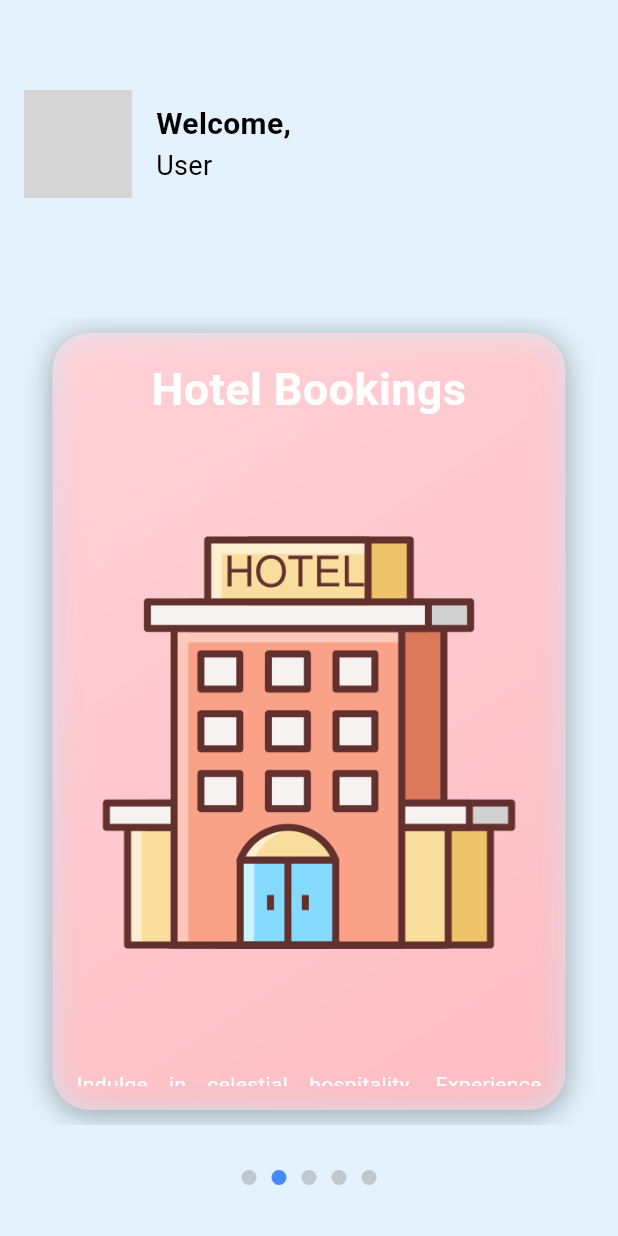
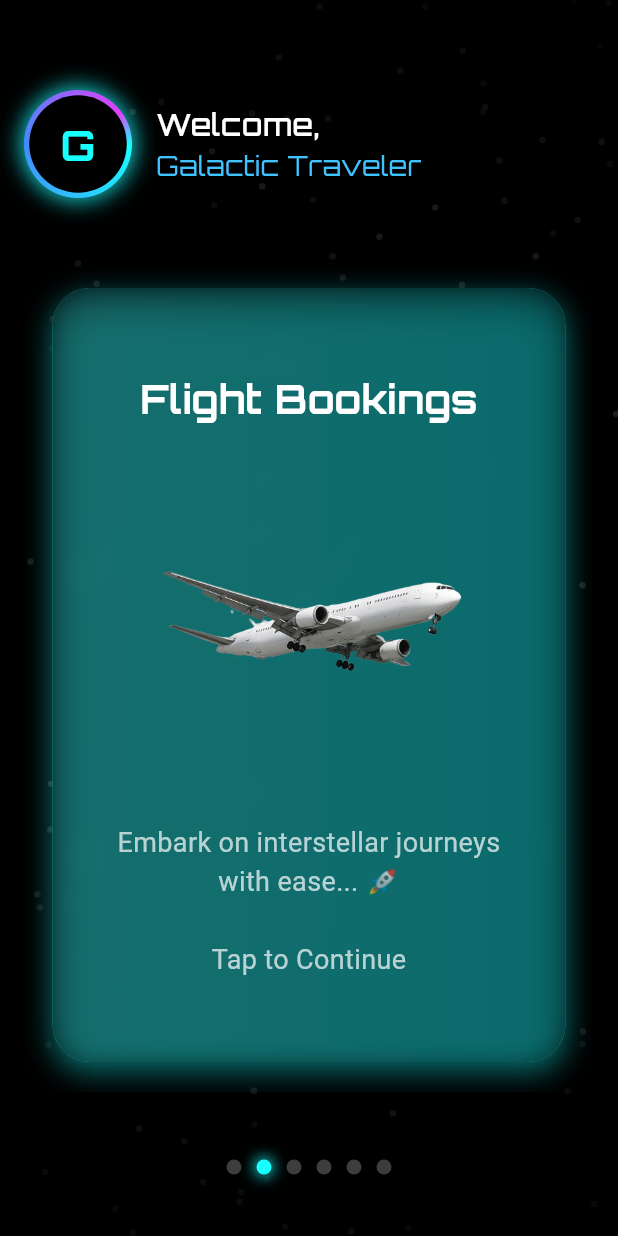
Before and after one commit to InsaneCoder789/Trilingo, a Flutter app: the HomePage screen opened by its route, swiped to page 2, on a phone screen of 412 x 824 dp. Run offline on Flutter 3.47's test engine with Material 3 defaults, Android fonts, the phone set to English and light mode, and no system bars; our stand-ins replace firebase_auth, firebase_core, google_fonts, google_sign_in, image_picker, line_icons and 1 more; accounts and stored records are empty; grey boxes are pictures that could not be loaded.

Commit message:
HomePageUi Upgraded with SpaceThemeUi

```diff
--- a/trilingo/lib/home.dart
+++ b/trilingo/lib/home.dart
@@ -1,7 +1,8 @@
+
 import 'dart:math';
 import 'dart:ui';
-
 import 'package:flutter/material.dart';
+import 'package:google_fonts/google_fonts.dart';
 import 'package:firebase_auth/firebase_auth.dart';
 import 'package:trilingo/home_widgets/chatgpt_chatbot.dart';
 import 'package:trilingo/home_widgets/food_beverages_page.dart';
@@ -12,7 +13,6 @@ import 'package:trilingo/home_widgets/language_translator_page.dart';
 
 class HomePage extends StatefulWidget {
   final User? user;
-
   HomePage({this.user});
 
   @override
@@ -25,43 +25,39 @@ class _HomePageState extends State<HomePage> {
 
   final List<_CardData> cards = [
     _CardData(
+      imagePath: 'assets/images/welcome_image.png',
+      title: 'Trilingo',
+      description: 'Explore Flights, Hotels, Food, Languages, and our AI Chatbot in one galactic app! 🌌\n\n Slide to Continue ➟ ',
+      targetPage: const SizedBox.shrink(),
+    ),
+    _CardData(
       imagePath: 'assets/images/flight_booking.png',
       title: 'Flight Bookings',
-      description:
-          'Embark on interstellar journeys with ease. Discover the universe through hassle-free flight bookings, making your cosmic voyages seamless and delightful.',
-      backgroundColors: [Color(0xFFFFE0B2), Color(0xFFFFD699)],
+      description: 'Embark on interstellar journeys with ease... 🚀\n\nTap to Continue',
       targetPage: FlightBookingsPage(),
     ),
     _CardData(
       imagePath: 'assets/images/hotel_booking.png',
       title: 'Hotel Bookings',
-      description:
-          'Indulge in celestial hospitality. Experience luxury and comfort at our cosmic hotels, where you can relax and unwind while exploring the wonders of the universe.',
-      backgroundColors: [Color(0xFFFFCCD2), Color(0xFFFFB5BD)],
+      description: 'Indulge in celestial hospitality... 🛸\n\nTap to Continue',
       targetPage: HotelBookingsPage(),
+    ),
+    _CardData(
+      imagePath: 'assets/images/food_beverages.png',
+      title: 'Food and Beverages',
+      description: 'Savor exotic cosmic delicacies... 🍽️\n\nTap to Continue',
+      targetPage: FoodBeveragesPage(),
     ),
     _CardData(
       imagePath: 'assets/images/language_translator.png',
       title: 'Language Translator',
-      description:
-          'Break down language barriers across galaxies. Communicate effortlessly with beings from different star systems using our advanced language translation technology.',
-      backgroundColors: [Color(0xFFD4E6FF), Color(0xFFAEC7FF)],
+      description: 'Break down language barriers across galaxies... 🌌\n\nTap to Continue',
       targetPage: LanguageTranslatorPage(),
-    ),
-    _CardData(
-      imagePath: 'assets/images/food_beverages.png',
-      title: 'Food and Beverages',
-      description:
-          'Savor exotic cosmic delicacies. Immerse yourself in the flavors of the universe with our wide range of intergalactic cuisines, prepared by master chefs from across the galaxies.',
-      backgroundColors: [Color(0xFFE0E5FF), Color(0xFFD1E1FF)],
-      targetPage: FoodBeveragesPage(),
     ),
     _CardData(
       imagePath: 'assets/images/ai_chatbot.png',
       title: 'AI Chatbot',
-      description:
-          'Communicate with our AI Chatbot to get instant assistance and answers to your questions. Whether it\'s travel information or general queries, our AI Chatbot is here to help you.',
-      backgroundColors: [Color(0xFFFFE89F), Color(0xFFFFD699)],
+      description: 'Communicate with our AI companion... 🤖\n\nTap to Continue',
       targetPage: ChatPage(),
     ),
   ];
@@ -78,9 +74,25 @@ class _HomePageState extends State<HomePage> {
 
   @override
   Widget build(BuildContext context) {
+    final displayName = widget.user?.displayName ?? "Galactic Traveler";
+    final photoURL = widget.user?.photoURL ?? "";
+
     return Scaffold(
-      backgroundColor: Color(0xFFE3F2FD),
-      body: Padding(
+      extendBodyBehindAppBar: true,
+      backgroundColor: Colors.black,
+      body: Stack(
+        children: [
+          const Positioned.fill(child: AnimatedSpaceBackground()),
+          Container(
+            decoration: BoxDecoration(
+              gradient: RadialGradient(
+                center: Alignment.center,
+                colors: [Colors.transparent, Colors.black.withOpacity(0.9)],
+                radius: 1.2,
+              ),
+            ),
+          ),
+          Padding(
             padding: const EdgeInsets.fromLTRB(16, 60, 16, 16),
             child: Column(
               crossAxisAlignment: CrossAxisAlignment.start,
@@ -96,9 +108,53 @@ class _HomePageState extends State<HomePage> {
                           ),
                         );
                       },
-                  child: CircleAvatar(
-                    backgroundImage: NetworkImage(widget.user?.photoURL ?? ''),
+                      child: photoURL.isNotEmpty
+                          ? CircleAvatar(
+                              backgroundImage: NetworkImage(photoURL),
                               radius: 36,
+                            )
+                          : Container(
+                              width: 72,
+                              height: 72,
+                              decoration: BoxDecoration(
+                                shape: BoxShape.circle,
+                                gradient: SweepGradient(
+                                  colors: [
+                                    Colors.cyanAccent,
+                                    Colors.blueAccent,
+                                    Colors.purpleAccent,
+                                    Colors.cyanAccent
+                                  ],
+                                  stops: [0.0, 0.5, 0.9, 1.0],
+                                ),
+                                boxShadow: [
+                                  BoxShadow(
+                                    color: Colors.cyanAccent.withOpacity(0.8),
+                                    blurRadius: 12,
+                                    spreadRadius: 2,
+                                  ),
+                                ],
+                              ),
+                              child: Center(
+                                child: Container(
+                                  width: 65,
+                                  height: 65,
+                                  decoration: BoxDecoration(
+                                    shape: BoxShape.circle,
+                                    color: Colors.black,
+                                  ),
+                                  child: Center(
+                                    child: Text(
+                                      displayName[0].toUpperCase(),
+                                      style: GoogleFonts.orbitron(
+                                        fontSize: 28,
+                                        color: Colors.cyanAccent,
+                                        fontWeight: FontWeight.bold,
+                                      ),
+                                    ),
+                                  ),
+                                ),
+                              ),
                             ),
                     ),
                     SizedBox(width: 16),
@@ -107,16 +163,16 @@ class _HomePageState extends State<HomePage> {
                       children: [
                         Text(
                           'Welcome,',
-                      style: TextStyle(
-                        color: Colors.black,
+                          style: GoogleFonts.orbitron(
+                            color: Colors.white,
                             fontSize: 20,
-                        fontWeight: FontWeight.bold,
+                            fontWeight: FontWeight.w500,
                           ),
                         ),
                         Text(
-                      widget.user?.displayName ?? 'User',
-                      style: TextStyle(
-                        color: Colors.black,
+                          displayName,
+                          style: GoogleFonts.orbitron(
+                            color: Colors.lightBlueAccent,
                             fontSize: 18,
                           ),
                         ),
@@ -124,7 +180,7 @@ class _HomePageState extends State<HomePage> {
                     ),
                   ],
                 ),
-            SizedBox(height: 80),
+                SizedBox(height: 40),
                 Expanded(
                   child: Column(
                     children: [
@@ -133,7 +189,7 @@ class _HomePageState extends State<HomePage> {
                           controller: _pageController,
                           itemCount: cards.length,
                           itemBuilder: (context, index) {
-                        final card = cards[index % cards.length];
+                            final card = cards[index];
                             final rotationY = (_currentPage - index).clamp(-1.0, 1.0);
                             final scale = 1.0 - rotationY.abs() * 0.2;
 
@@ -144,34 +200,48 @@ class _HomePageState extends State<HomePage> {
                                 ..rotateY(rotationY * pi / 2)
                                 ..scale(scale),
                               child: GestureDetector(
-                            onTap: () => Navigator.push(
+                                onTap: () {
+                                  if (card.targetPage is! SizedBox) {
+                                    Navigator.push(
                                       context,
-                              MaterialPageRoute(builder: (context) => card.targetPage),
+                                      MaterialPageRoute(
+                                        builder: (context) => card.targetPage,
                                       ),
+                                    );
+                                  }
+                                },
                                 child: AnimatedCard(
                                   imagePath: card.imagePath,
                                   title: card.title,
                                   description: card.description,
-                              backgroundColors: card.backgroundColors,
                                 ),
                               ),
                             );
                           },
                         ),
                       ),
-                  SizedBox(height: 12),
+                      SizedBox(height: 20),
                       Row(
                         mainAxisAlignment: MainAxisAlignment.center,
                         children: List.generate(cards.length, (index) {
-                      return Container(
-                        margin: EdgeInsets.symmetric(horizontal: 5),
+                          return AnimatedContainer(
+                            duration: Duration(milliseconds: 100),
+                            margin: EdgeInsets.symmetric(horizontal: 5,vertical: 25),
                             width: 10,
-                        height: 46,
+                            height: 10,
                             decoration: BoxDecoration(
+                              color: index == _currentPage.round()
+                                  ? Colors.cyanAccent
+                                  : Colors.white24,
                               shape: BoxShape.circle,
-                          color: index == _currentPage.round()
-                              ? Colors.blueAccent
-                              : Colors.grey.withOpacity(0.5),
+                              boxShadow: [
+                                if (index == _currentPage.round())
+                                  BoxShadow(
+                                    color: Colors.cyanAccent,
+                                    blurRadius: 8,
+                                    spreadRadius: 1,
+                                  ),
+                              ],
                             ),
                           );
                         }),
@@ -182,6 +252,8 @@ class _HomePageState extends State<HomePage> {
               ],
             ),
           ),
+        ],
+      ),
     );
   }
 }
@@ -190,14 +262,12 @@ class _CardData {
   final String imagePath;
   final String title;
   final String description;
-  final List<Color> backgroundColors;
   final Widget targetPage;
 
   _CardData({
     required this.imagePath,
     required this.title,
     required this.description,
-    required this.backgroundColors,
     required this.targetPage,
   });
 }
@@ -206,92 +276,69 @@ class AnimatedCard extends StatelessWidget {
   final String imagePath;
   final String title;
   final String description;
-  final List<Color> backgroundColors;
 
-  AnimatedCard({
+  const AnimatedCard({
     required this.imagePath,
     required this.title,
     required this.description,
-    required this.backgroundColors,
   });
 
   @override
   Widget build(BuildContext context) {
-    final screenHeight = MediaQuery.of(context).size.height;
     final screenWidth = MediaQuery.of(context).size.width;
 
-    final double cardHeight = screenHeight * 0.6;
-    final double cardWidth = screenWidth * 0.9;
-
     return Container(
-      margin: EdgeInsets.symmetric(horizontal: 0, vertical: 10),
-      width: cardWidth,
-      height: cardHeight,
+      margin: EdgeInsets.symmetric(vertical: 20),
+      width: screenWidth * 0.88,
       decoration: BoxDecoration(
+        borderRadius: BorderRadius.circular(25),
+        border: Border.all(color: Colors.cyanAccent.withOpacity(0.5), width: 3),
         gradient: LinearGradient(
-          begin: Alignment.topLeft,
-          end: Alignment.bottomRight,
-          colors: backgroundColors,
+          colors: [
+            Colors.white.withOpacity(0.05),
+            Colors.cyan.withOpacity(0.05),
+          ],
         ),
-        borderRadius: BorderRadius.circular(25),
         boxShadow: [
           BoxShadow(
-            color: Colors.black.withOpacity(0.3),
-            blurRadius: 15,
+            color: Colors.cyanAccent.withOpacity(0.4),
+            blurRadius: 16,
             spreadRadius: 1,
-            offset: Offset(0, 3),
+            offset: Offset(0, 6),
           ),
         ],
       ),
       clipBehavior: Clip.antiAlias,
       child: BackdropFilter(
         filter: ImageFilter.blur(sigmaX: 10, sigmaY: 10),
-        child: Container(
-          padding: EdgeInsets.all(16),
-          decoration: BoxDecoration(
-            color: Colors.white.withOpacity(0.1),
-            borderRadius: BorderRadius.circular(25),
-          ),
+        child: Padding(
+          padding: const EdgeInsets.all(28),
           child: Column(
+            mainAxisAlignment: MainAxisAlignment.center,
             children: [
               Text(
                 title,
-                style: TextStyle(
-                  fontSize: 30,
+                style: GoogleFonts.orbitron(
+                  fontSize: 26,
+                  color: Colors.white,
                   fontWeight: FontWeight.bold,
-                  color: Colors.white,
                 ),
                 textAlign: TextAlign.center,
               ),
-              SizedBox(height: 14),
-              Align(
-                alignment: Alignment.topCenter,
-                child: Image.asset(
+              const SizedBox(height: 20),
+              Image.asset(
                 imagePath,
-                  height: 400,
-                  width: 300,
+                height: 220,
                 fit: BoxFit.contain,
               ),
-              ),
-              SizedBox(height: 10),
-              Expanded(
-                child: Align(
-                  alignment: Alignment.bottomCenter,
-                  child: SingleChildScrollView(
-                    physics: BouncingScrollPhysics(),
-                    child: Padding(
-                      padding: const EdgeInsets.only(top: 8.0),
-                      child: Text(
+              const SizedBox(height: 25),
+              Text(
                 description,
                 style: TextStyle(
-                          fontSize: 14,
-                          color: Colors.white,
+                  fontSize: 18,
+                  color: Colors.white70,
                 ),
-                        textAlign: TextAlign.justify,
-                      ),
-                    ),
-                  ),
-                ),
+                textAlign: TextAlign.center,
               ),
             ],
           ),
@@ -300,3 +347,76 @@ class AnimatedCard extends StatelessWidget {
     );
   }
 }
+
+
+class AnimatedSpaceBackground extends StatefulWidget {
+  const AnimatedSpaceBackground({super.key});
+  @override
+  State<AnimatedSpaceBackground> createState() => _AnimatedSpaceBackgroundState();
+}
+
+class _AnimatedSpaceBackgroundState extends State<AnimatedSpaceBackground> with SingleTickerProviderStateMixin {
+  late AnimationController _controller;
+  late List<Offset> starPositions;
+  late List<double> starOpacities;
+  final int numStars = 150;
+
+  @override
+  void initState() {
+    super.initState();
+    _controller = AnimationController(vsync: this, duration: const Duration(seconds: 3))..repeat(reverse: true);
+    final random = Random();
+    starPositions = List.generate(numStars, (_) => Offset(random.nextDouble(), random.nextDouble()));
+    starOpacities = List.generate(numStars, (_) => random.nextDouble() * 0.6 + 0.4);
+  }
+
+  @override
+  Widget build(BuildContext context) {
+    return AnimatedBuilder(
+      animation: _controller,
+      builder: (_, __) {
+        return CustomPaint(
+          painter: StarfieldPainter(
+            animationValue: _controller.value,
+            starPositions: starPositions,
+            starOpacities: starOpacities,
+          ),
+          size: Size.infinite,
+        );
+      },
+    );
+  }
+
+  @override
+  void dispose() {
+    _controller.dispose();
+    super.dispose();
+  }
+}
+
+class StarfieldPainter extends CustomPainter {
+  final double animationValue;
+  final List<Offset> starPositions;
+  final List<double> starOpacities;
+
+  StarfieldPainter({
+    required this.animationValue,
+    required this.starPositions,
+    required this.starOpacities,
+  });
+
+  @override
+  void paint(Canvas canvas, Size size) {
+    final paint = Paint();
+    for (int i = 0; i < starPositions.length; i++) {
+      final dx = starPositions[i].dx * size.width;
+      final dy = starPositions[i].dy * size.height;
+      final radius = 0.8 + (animationValue * 1.5);
+      paint.color = Colors.white.withOpacity(starOpacities[i] * (0.5 + 0.5 * sin(animationValue * 2 * pi)));
+      canvas.drawCircle(Offset(dx, dy), radius, paint);
+    }
+  }
+
+  @override
+  bool shouldRepaint(covariant StarfieldPainter oldDelegate) => true;
+}
```
Lines whose indentation alone changed are shown as unchanged.
